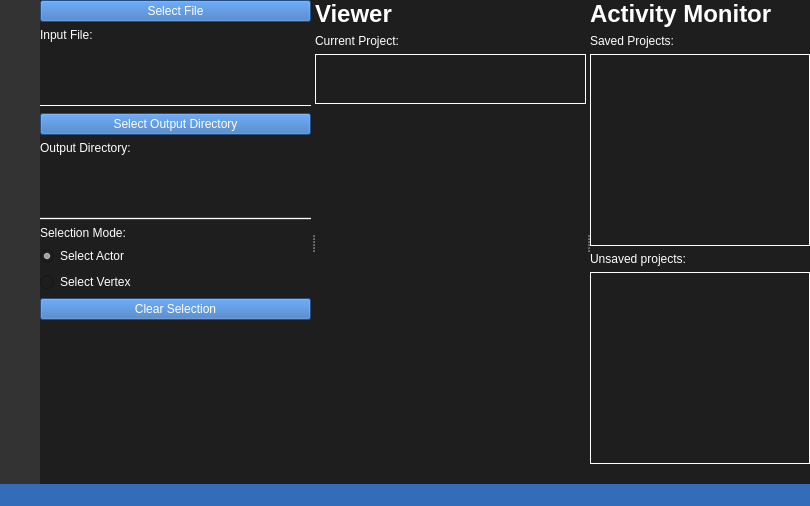
The window that viewer_gui.ui (danieljiang520/UMTRI_3DGUI) describes before a commit, drawn with Qt 5.
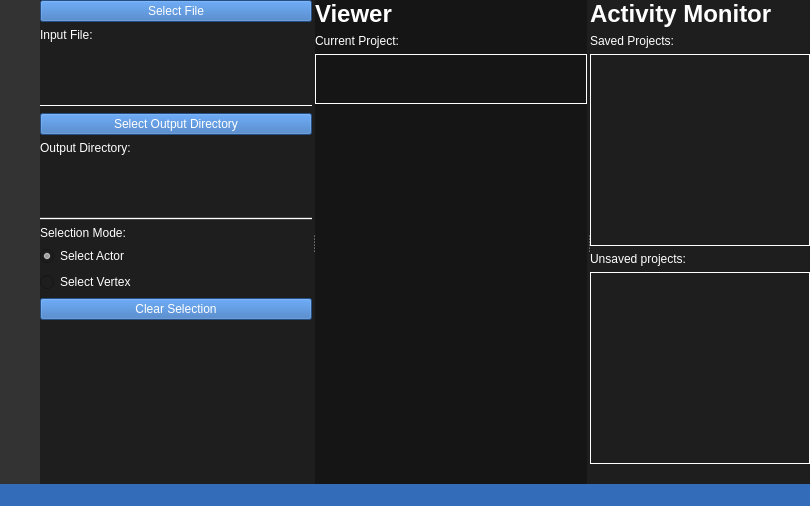
The same window after the commit. Icons and pictures are not drawn.

Commit message: added splitter hover color

Diff of the .ui file:
```diff
--- a/viewer_gui.ui
+++ b/viewer_gui.ui
@@ -207,12 +207,22 @@
     </item>
     <item>
      <widget class="QSplitter" name="splitter_main">
+      <property name="styleSheet">
+       <string notr="true">QSplitterHandle:hover {
+
+}  QSplitter::handle:horizontal:hover {
+background-color: rgb(66, 133, 255);
+}</string>
+      </property>
       <property name="orientation">
        <enum>Qt::Horizontal</enum>
       </property>
       <property name="opaqueResize">
        <bool>true</bool>
       </property>
+      <property name="handleWidth">
+       <number>3</number>
+      </property>
       <property name="childrenCollapsible">
        <bool>true</bool>
       </property>
@@ -446,6 +456,9 @@
        </layout>
       </widget>
       <widget class="QWidget" name="panel_mid_2" native="true">
+       <property name="styleSheet">
+        <string notr="true">background-color: rgb(21, 21, 21);</string>
+       </property>
        <layout class="QVBoxLayout" name="verticalLayout_2">
         <item>
          <widget class="QLabel" name="label_viewer">
@@ -512,9 +525,19 @@
         </item>
         <item>
          <widget class="QSplitter" name="splitter_viewer">
+          <property name="styleSheet">
+           <string notr="true">QSplitterHandle:hover {
+
+}  QSplitter::handle:vertical:hover {
+background-color: rgb(66, 133, 255);
+}</string>
+          </property>
           <property name="orientation">
            <enum>Qt::Vertical</enum>
           </property>
+          <property name="handleWidth">
+           <number>3</number>
+          </property>
          </widget>
         </item>
        </layout>
```
